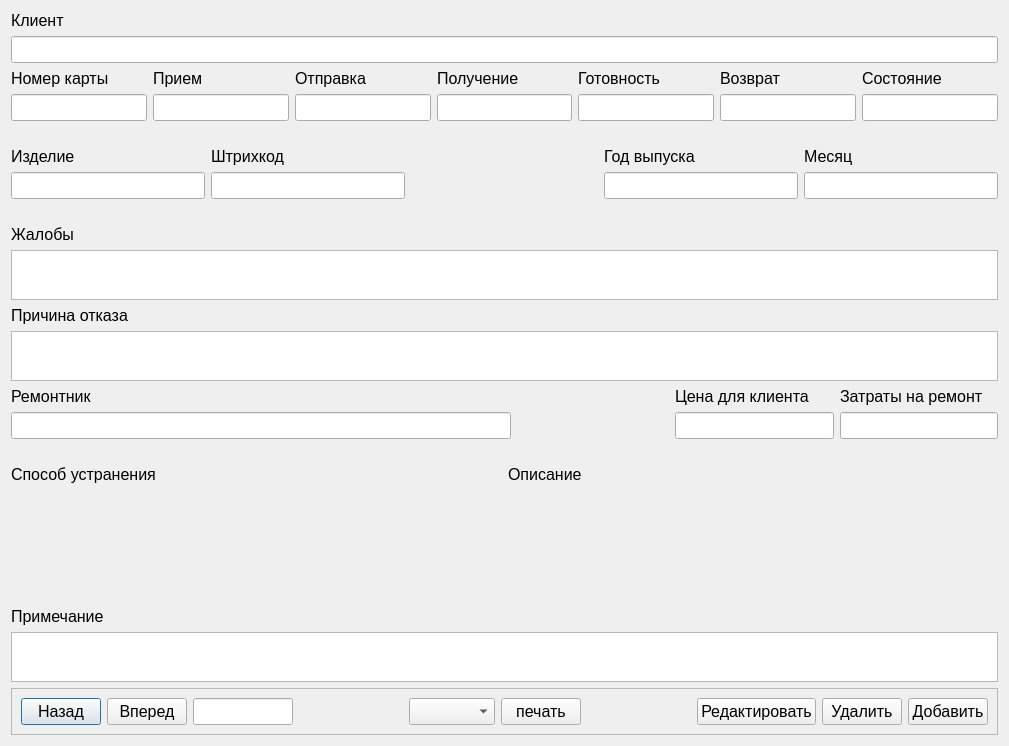
Qt form mainform.ui (Flamio/RepairCards) before a commit.
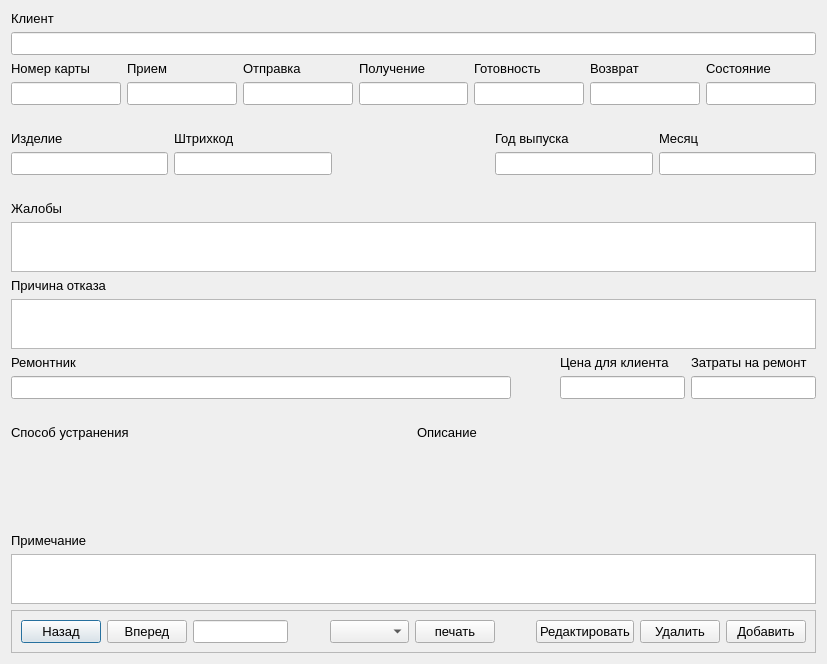
The same form after that commit.

What changed in the file:
```diff
--- a/mainform.ui
+++ b/mainform.ui
@@ -6,8 +6,8 @@
    <rect>
     <x>0</x>
     <y>0</y>
-    <width>1009</width>
-    <height>746</height>
+    <width>827</width>
+    <height>664</height>
    </rect>
   </property>
   <property name="windowTitle">
@@ -20,7 +20,7 @@
       <widget class="QLabel" name="label_14">
        <property name="font">
         <font>
-         <pointsize>12</pointsize>
+         <pointsize>10</pointsize>
         </font>
        </property>
        <property name="text">
@@ -34,7 +34,7 @@
         <widget class="QLineEdit" name="clientCost">
          <property name="font">
           <font>
-           <pointsize>12</pointsize>
+           <pointsize>10</pointsize>
           </font>
          </property>
          <property name="readOnly">
@@ -46,7 +46,7 @@
         <widget class="QLineEdit" name="repairCost">
          <property name="font">
           <font>
-           <pointsize>12</pointsize>
+           <pointsize>10</pointsize>
           </font>
          </property>
          <property name="readOnly">
@@ -58,7 +58,7 @@
         <widget class="QLabel" name="label_17">
          <property name="font">
           <font>
-           <pointsize>12</pointsize>
+           <pointsize>10</pointsize>
           </font>
          </property>
          <property name="text">
@@ -76,7 +76,7 @@
          </property>
          <property name="font">
           <font>
-           <pointsize>12</pointsize>
+           <pointsize>10</pointsize>
           </font>
          </property>
          <property name="readOnly">
@@ -88,7 +88,7 @@
         <widget class="QLabel" name="label_16">
          <property name="font">
           <font>
-           <pointsize>12</pointsize>
+           <pointsize>10</pointsize>
           </font>
          </property>
          <property name="text">
@@ -100,7 +100,7 @@
         <widget class="QLabel" name="label_15">
          <property name="font">
           <font>
-           <pointsize>12</pointsize>
+           <pointsize>10</pointsize>
           </font>
          </property>
          <property name="text">
@@ -110,6 +110,11 @@
        </item>
        <item row="1" column="1">
         <spacer name="horizontalSpacer_5">
+         <property name="font">
+          <font>
+           <pointsize>10</pointsize>
+          </font>
+         </property>
          <property name="orientation">
           <enum>Qt::Horizontal</enum>
          </property>
@@ -129,7 +134,7 @@
         <widget class="QLabel" name="label_18">
          <property name="font">
           <font>
-           <pointsize>12</pointsize>
+           <pointsize>10</pointsize>
           </font>
          </property>
          <property name="text">
@@ -141,7 +146,7 @@
         <widget class="QLabel" name="label_19">
          <property name="font">
           <font>
-           <pointsize>12</pointsize>
+           <pointsize>10</pointsize>
           </font>
          </property>
          <property name="text">
@@ -169,7 +174,7 @@
       <widget class="QFrame" name="frame_2">
        <property name="font">
         <font>
-         <pointsize>12</pointsize>
+         <pointsize>10</pointsize>
         </font>
        </property>
        <property name="frameShape">
@@ -185,7 +190,7 @@
            <widget class="QPushButton" name="pushButton_7">
             <property name="font">
              <font>
-              <pointsize>12</pointsize>
+              <pointsize>10</pointsize>
              </font>
             </property>
             <property name="text">
@@ -197,7 +202,7 @@
            <widget class="QPushButton" name="pushButton_8">
             <property name="font">
              <font>
-              <pointsize>12</pointsize>
+              <pointsize>10</pointsize>
              </font>
             </property>
             <property name="text">
@@ -215,7 +220,7 @@
             </property>
             <property name="font">
              <font>
-              <pointsize>12</pointsize>
+              <pointsize>10</pointsize>
              </font>
             </property>
             <property name="inputMask">
@@ -231,6 +236,11 @@
           </item>
           <item>
            <spacer name="horizontalSpacer_4">
+            <property name="font">
+             <font>
+              <pointsize>10</pointsize>
+             </font>
+            </property>
             <property name="orientation">
              <enum>Qt::Horizontal</enum>
             </property>
@@ -246,7 +256,7 @@
            <widget class="QComboBox" name="comboBox_5">
             <property name="font">
              <font>
-              <pointsize>12</pointsize>
+              <pointsize>10</pointsize>
              </font>
             </property>
            </widget>
@@ -255,7 +265,7 @@
            <widget class="QPushButton" name="pushButton_6">
             <property name="font">
              <font>
-              <pointsize>12</pointsize>
+              <pointsize>10</pointsize>
              </font>
             </property>
             <property name="text">
@@ -265,6 +275,11 @@
           </item>
           <item>
            <spacer name="horizontalSpacer_6">
+            <property name="font">
+             <font>
+              <pointsize>10</pointsize>
+             </font>
+            </property>
             <property name="orientation">
              <enum>Qt::Horizontal</enum>
             </property>
@@ -278,6 +293,11 @@
           </item>
           <item>
            <widget class="QPushButton" name="pushButton">
+            <property name="font">
+             <font>
+              <pointsize>10</pointsize>
+             </font>
+            </property>
             <property name="text">
              <string>Редактировать</string>
             </property>
@@ -287,7 +307,7 @@
            <widget class="QPushButton" name="pushButton_9">
             <property name="font">
              <font>
-              <pointsize>12</pointsize>
+              <pointsize>10</pointsize>
              </font>
             </property>
             <property name="text">
@@ -299,7 +319,7 @@
            <widget class="QPushButton" name="pushButton_10">
             <property name="font">
              <font>
-              <pointsize>12</pointsize>
+              <pointsize>10</pointsize>
              </font>
             </property>
             <property name="text">
@@ -322,7 +342,7 @@
        </property>
        <property name="font">
         <font>
-         <pointsize>12</pointsize>
+         <pointsize>10</pointsize>
         </font>
        </property>
        <property name="readOnly">
@@ -360,7 +380,7 @@
       <widget class="QLabel" name="label_13">
        <property name="font">
         <font>
-         <pointsize>12</pointsize>
+         <pointsize>10</pointsize>
         </font>
        </property>
        <property name="text">
@@ -370,6 +390,11 @@
      </item>
      <item row="13" column="0">
       <spacer name="verticalSpacer">
+       <property name="font">
+        <font>
+         <pointsize>10</pointsize>
+        </font>
+       </property>
        <property name="orientation">
         <enum>Qt::Vertical</enum>
        </property>
@@ -397,7 +422,7 @@
        </property>
        <property name="font">
         <font>
-         <pointsize>12</pointsize>
+         <pointsize>10</pointsize>
         </font>
        </property>
        <property name="readOnly">
@@ -411,7 +436,7 @@
         <widget class="QLineEdit" name="createYear">
          <property name="font">
           <font>
-           <pointsize>12</pointsize>
+           <pointsize>10</pointsize>
           </font>
          </property>
          <property name="readOnly">
@@ -423,7 +448,7 @@
         <widget class="QLineEdit" name="barcode">
          <property name="font">
           <font>
-           <pointsize>12</pointsize>
+           <pointsize>10</pointsize>
           </font>
          </property>
          <property name="readOnly">
@@ -435,7 +460,7 @@
         <widget class="QLabel" name="label_9">
          <property name="font">
           <font>
-           <pointsize>12</pointsize>
+           <pointsize>10</pointsize>
           </font>
          </property>
          <property name="text">
@@ -447,7 +472,7 @@
         <widget class="QLineEdit" name="createMonth">
          <property name="font">
           <font>
-           <pointsize>12</pointsize>
+           <pointsize>10</pointsize>
           </font>
          </property>
          <property name="readOnly">
@@ -457,6 +482,11 @@
        </item>
        <item row="1" column="2">
         <spacer name="horizontalSpacer_2">
+         <property name="font">
+          <font>
+           <pointsize>10</pointsize>
+          </font>
+         </property>
          <property name="orientation">
           <enum>Qt::Horizontal</enum>
          </property>
@@ -472,7 +502,7 @@
         <widget class="QLabel" name="label_11">
          <property name="font">
           <font>
-           <pointsize>12</pointsize>
+           <pointsize>10</pointsize>
           </font>
          </property>
          <property name="text">
@@ -484,7 +514,7 @@
         <widget class="QLabel" name="label_10">
          <property name="font">
           <font>
-           <pointsize>12</pointsize>
+           <pointsize>10</pointsize>
           </font>
          </property>
          <property name="text">
@@ -496,7 +526,7 @@
         <widget class="QLineEdit" name="product">
          <property name="font">
           <font>
-           <pointsize>12</pointsize>
+           <pointsize>10</pointsize>
           </font>
          </property>
          <property name="readOnly">
@@ -508,7 +538,7 @@
         <widget class="QLabel" name="label_12">
          <property name="font">
           <font>
-           <pointsize>12</pointsize>
+           <pointsize>10</pointsize>
           </font>
          </property>
          <property name="text">
@@ -534,7 +564,7 @@
        </property>
        <property name="font">
         <font>
-         <pointsize>12</pointsize>
+         <pointsize>10</pointsize>
         </font>
        </property>
        <property name="readOnly">
@@ -561,7 +591,7 @@
         <widget class="QLabel" name="label_7">
          <property name="font">
           <font>
-           <pointsize>12</pointsize>
+           <pointsize>10</pointsize>
           </font>
          </property>
          <property name="text">
@@ -573,7 +603,7 @@
         <widget class="QLabel" name="label_2">
          <property name="font">
           <font>
-           <pointsize>12</pointsize>
+           <pointsize>10</pointsize>
           </font>
          </property>
          <property name="text">
@@ -585,7 +615,7 @@
         <widget class="QLabel" name="label_5">
          <property name="font">
           <font>
-           <pointsize>12</pointsize>
+           <pointsize>10</pointsize>
           </font>
          </property>
          <property name="text">
@@ -597,7 +627,7 @@
         <widget class="QLineEdit" name="send">
          <property name="font">
           <font>
-           <pointsize>12</pointsize>
+           <pointsize>10</pointsize>
           </font>
          </property>
          <property name="readOnly">
@@ -609,7 +639,7 @@
         <widget class="QLineEdit" name="returnDate">
          <property name="font">
           <font>
-           <pointsize>12</pointsize>
+           <pointsize>10</pointsize>
           </font>
          </property>
          <property name="readOnly">
@@ -621,7 +651,7 @@
         <widget class="QLineEdit" name="id">
          <property name="font">
           <font>
-           <pointsize>12</pointsize>
+           <pointsize>10</pointsize>
           </font>
          </property>
          <property name="readOnly">
@@ -633,7 +663,7 @@
         <widget class="QLineEdit" name="ready">
          <property name="font">
           <font>
-           <pointsize>12</pointsize>
+           <pointsize>10</pointsize>
           </font>
          </property>
          <property name="readOnly">
@@ -645,7 +675,7 @@
         <widget class="QLabel" name="label_3">
          <property name="font">
           <font>
-           <pointsize>12</pointsize>
+           <pointsize>10</pointsize>
           </font>
          </property>
          <property name="text">
@@ -657,7 +687,7 @@
         <widget class="QLineEdit" name="receive">
          <property name="font">
           <font>
-           <pointsize>12</pointsize>
+           <pointsize>10</pointsize>
           </font>
          </property>
          <property name="readOnly">
@@ -669,7 +699,7 @@
         <widget class="QLabel" name="label_6">
          <property name="font">
           <font>
-           <pointsize>12</pointsize>
+           <pointsize>10</pointsize>
           </font>
          </property>
          <property name="text">
@@ -681,7 +711,7 @@
         <widget class="QLabel" name="label_4">
          <property name="font">
           <font>
-           <pointsize>12</pointsize>
+           <pointsize>10</pointsize>
           </font>
          </property>
          <property name="text">
@@ -693,7 +723,7 @@
         <widget class="QLineEdit" name="receive2">
          <property name="font">
           <font>
-           <pointsize>12</pointsize>
+           <pointsize>10</pointsize>
           </font>
          </property>
          <property name="readOnly">
@@ -705,7 +735,7 @@
         <widget class="QLabel" name="label_8">
          <property name="font">
           <font>
-           <pointsize>12</pointsize>
+           <pointsize>10</pointsize>
           </font>
          </property>
          <property name="text">
@@ -717,7 +747,7 @@
         <widget class="QLineEdit" name="state">
          <property name="font">
           <font>
-           <pointsize>12</pointsize>
+           <pointsize>10</pointsize>
           </font>
          </property>
          <property name="readOnly">
@@ -731,7 +761,7 @@
       <widget class="QLineEdit" name="client">
        <property name="font">
         <font>
-         <pointsize>12</pointsize>
+         <pointsize>10</pointsize>
         </font>
        </property>
        <property name="readOnly">
@@ -743,7 +773,7 @@
       <widget class="QLabel" name="label_20">
        <property name="font">
         <font>
-         <pointsize>12</pointsize>
+         <pointsize>10</pointsize>
         </font>
        </property>
        <property name="text">
@@ -755,7 +785,7 @@
       <widget class="QLabel" name="label">
        <property name="font">
         <font>
-         <pointsize>12</pointsize>
+         <pointsize>10</pointsize>
         </font>
        </property>
        <property name="text">
```
